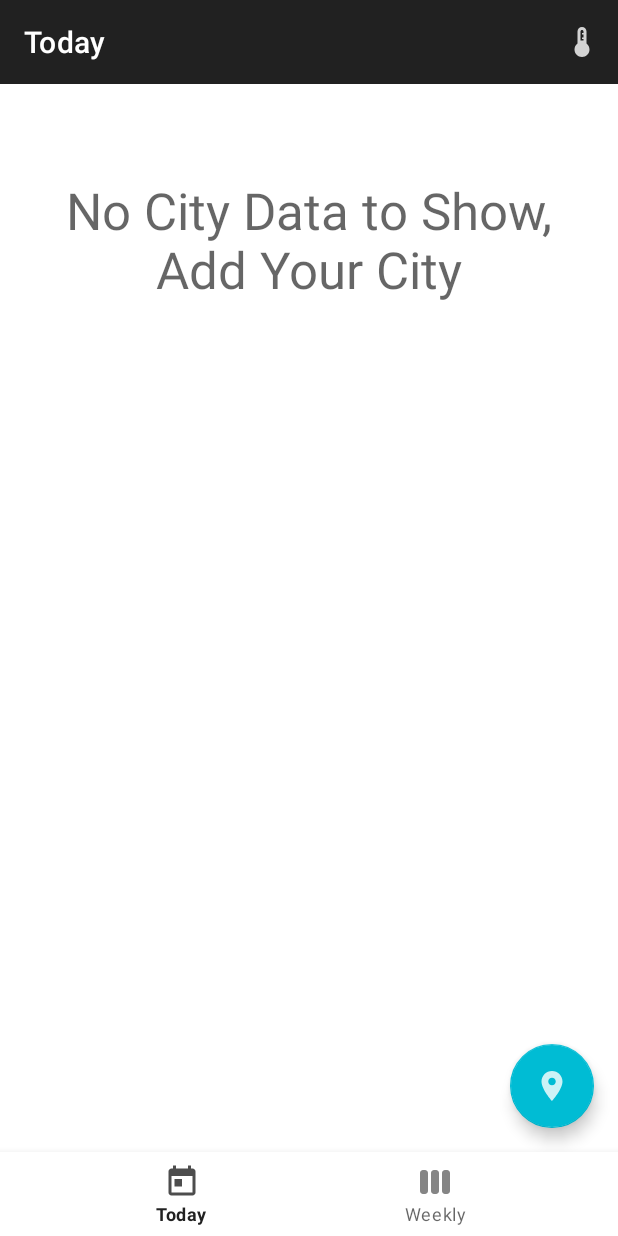
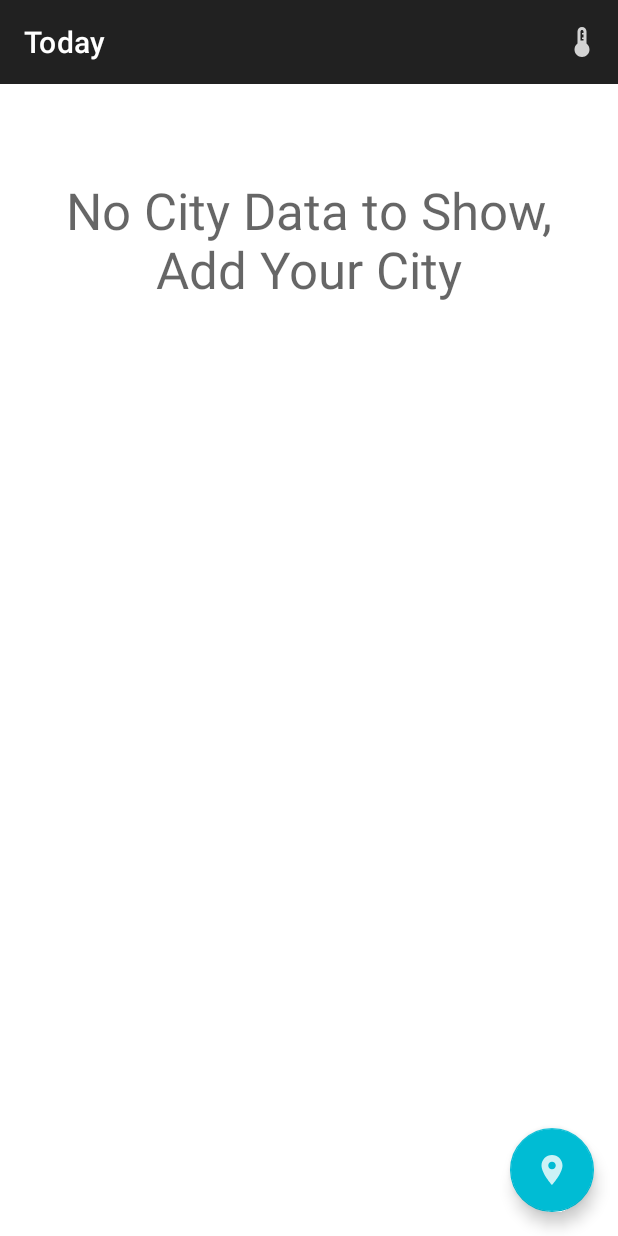
Before and after one commit to MPEROR-9102/Weather-1, an Android app: the screen it shows after launch (MainActivity), on a phone screen of 412 x 824 dp. Run offline under Robolectric (Android 15) with nearby library versions, the phone set to English and light mode, and no system bars; our stand-ins replace navigation-ui; pictures from the network do not load.

Commit message:
Weather-App

```diff
--- a/app/src/main/java/com/example/weather/ForecastRepository.kt
+++ b/app/src/main/java/com/example/weather/ForecastRepository.kt
@@ -41,8 +41,9 @@ class ForecastRepository {
                             response: Response<OneCallForecast>
                         ) {
                             val forecastResponse = response.body()
-                            forecastResponse?.name = currentLocationResponse.name
                             if (forecastResponse != null) {
+                                forecastResponse.name = currentLocationResponse.name
+                                forecastResponse.country = currentLocationResponse.sys.country
                                 _oneCallForecast.value = forecastResponse
                             }
                         }
--- a/app/src/main/java/com/example/weather/MainActivity.kt
+++ b/app/src/main/java/com/example/weather/MainActivity.kt
@@ -24,7 +24,6 @@ class MainActivity : AppCompatActivity() {
         setContentView(view)
 
         binding.toolbar.setupWithNavController(findNavController(R.id.navHostFragment))
-        binding.navBar.setupWithNavController(findNavController(R.id.navHostFragment))
 
         settingsManager = SettingsManager(this)
 
@@ -45,7 +44,7 @@ class MainActivity : AppCompatActivity() {
     }
 
     private fun showTempDisplayDialog() {
-        val toast = Toast.makeText(this, "Unit Updated, Tap Today to Refresh", Toast.LENGTH_LONG)
+        val toast = Toast.makeText(this, "Units will be updated upon app restart", Toast.LENGTH_LONG)
         val builder = AlertDialog.Builder(this)
             .setTitle("Choose Temperature Unit")
             .setMessage("Units to display the current temperature.")
--- a/app/src/main/java/com/example/weather/api/CurrentLocation.kt
+++ b/app/src/main/java/com/example/weather/api/CurrentLocation.kt
@@ -1,8 +1,12 @@
 package com.example.weather.api
 
+import com.squareup.moshi.Json
+
 data class Coordinates(val lat: Double, val lon: Double)
+data class Country(val country: String)
 
 data class CurrentLocation(
     val coord: Coordinates,
-    val name: String
+    val name: String,
+    val sys: Country
 )
--- a/app/src/main/java/com/example/weather/api/OneCallForecast.kt
+++ b/app/src/main/java/com/example/weather/api/OneCallForecast.kt
@@ -44,6 +44,7 @@ data class DailyForecast(
 data class OneCallForecast(
     val timezone: String,
     var name: String,
+    var country: String,
     val current: CurrentWeather,
     val hourly: List<HourlyForecast>,
     val daily: List<DailyForecast>
--- a/app/src/main/java/com/example/weather/currentweather/CurrentWeatherFragment.kt
+++ b/app/src/main/java/com/example/weather/currentweather/CurrentWeatherFragment.kt
@@ -13,11 +13,14 @@ import androidx.cardview.widget.CardView
 import androidx.fragment.app.Fragment
 import androidx.lifecycle.Observer
 import androidx.recyclerview.widget.DividerItemDecoration
+import androidx.recyclerview.widget.GridLayoutManager
 import androidx.recyclerview.widget.LinearLayoutManager
+import androidx.recyclerview.widget.RecyclerView
 import coil.load
 import com.example.weather.*
 import com.example.weather.api.OneCallForecast
 import com.example.weather.databinding.FragmentCurrentWeatherBinding
+import com.example.weather.weeklyforecast.DailyForecastAdapter
 import com.google.android.material.floatingactionbutton.FloatingActionButton
 
 class CurrentWeatherFragment : Fragment() {
@@ -44,8 +47,8 @@ class CurrentWeatherFragment : Fragment() {
         settingsManager = SettingsManager(requireContext())
 
         val hourlyForecastAdapter = HourlyForecastAdapter(settingsManager)
-        binding.hourlyForecastRecyclerView.layoutManager =
-            LinearLayoutManager(requireContext(), LinearLayoutManager.HORIZONTAL, false)
+        binding.hourlyForecastRecyclerView.layoutManager = LinearLayoutManager(requireContext(),
+            LinearLayoutManager.HORIZONTAL, false)
         binding.hourlyForecastRecyclerView.addItemDecoration(
             DividerItemDecoration(
                 requireContext(),
@@ -53,6 +56,13 @@ class CurrentWeatherFragment : Fragment() {
             )
         )
         binding.hourlyForecastRecyclerView.adapter = hourlyForecastAdapter
+
+        binding.dailyForecastRecyclerView.layoutManager = LinearLayoutManager(requireContext(),
+            LinearLayoutManager.HORIZONTAL, false)
+        binding.dailyForecastRecyclerView.addItemDecoration(DividerItemDecoration(requireContext(),
+        DividerItemDecoration.HORIZONTAL))
+        val dailyForecastAdapter = DailyForecastAdapter()
+        binding.dailyForecastRecyclerView.adapter = dailyForecastAdapter
 
         val locationObserver = Observer<Location> { savedLocation ->
             when (savedLocation) {
@@ -73,9 +83,11 @@ class CurrentWeatherFragment : Fragment() {
             binding.hourlyForecastCardView.visibility = CardView.VISIBLE
             binding.sunProgressCardView.visibility = CardView.VISIBLE
             binding.detailsCardView.visibility = CardView.VISIBLE
+            binding.dailyForecastCardView.visibility = CardView.VISIBLE
             binding.openWeatherMapLogo.visibility = ImageView.VISIBLE
 
-            binding.locationTextView.text = oneCallForecast.name
+            binding.locationTextView.text =
+                String.format("%1$1s, %2$1s", oneCallForecast.name, oneCallForecast.country)
             binding.timeTextView.text =
                 formatTime(oneCallForecast.current.date, oneCallForecast.timezone)
             binding.dateTextView.text =
@@ -113,6 +125,9 @@ class CurrentWeatherFragment : Fragment() {
                 String.format("%1$1d hPa", oneCallForecast.current.pressure)
             binding.visibilityTextView.text =
                 String.format("%1$1.1f km", oneCallForecast.current.visibility / 1000.0)
+
+            dailyForecastAdapter.timeZone = oneCallForecast.timezone
+            dailyForecastAdapter.submitList(oneCallForecast.daily)
         }
         forecastRepository.oneCallForecast.observe(viewLifecycleOwner, forecastObserver)
 
--- a/app/src/main/res/layout/activity_main.xml
+++ b/app/src/main/res/layout/activity_main.xml
@@ -34,31 +34,21 @@
         android:layout_width="match_parent"
         android:layout_height="0dp"
         app:defaultNavHost="true"
-        app:layout_constraintBottom_toTopOf="@id/navBar"
         app:layout_constraintEnd_toEndOf="parent"
         app:layout_constraintStart_toStartOf="parent"
         app:layout_constraintTop_toBottomOf="@id/appBarLayout"
+        app:layout_constraintBottom_toBottomOf="parent"
         app:navGraph="@navigation/main_nav" />
 
     <com.google.android.material.floatingactionbutton.FloatingActionButton
         android:id="@+id/currentLocationButton"
         android:layout_width="wrap_content"
         android:layout_height="wrap_content"
-        android:layout_above="@id/navBar"
         android:layout_marginEnd="16dp"
         android:layout_marginBottom="16dp"
         android:contentDescription="@string/contentDesc"
         android:src="@drawable/ic_location"
-        app:layout_constraintBottom_toTopOf="@+id/navBar"
+        app:layout_constraintBottom_toBottomOf="parent"
         app:layout_constraintEnd_toEndOf="parent" />
 
-    <com.google.android.material.bottomnavigation.BottomNavigationView
-        android:id="@+id/navBar"
-        android:layout_width="match_parent"
-        android:layout_height="wrap_content"
-        app:layout_constraintBottom_toBottomOf="parent"
-        app:layout_constraintEnd_toEndOf="parent"
-        app:layout_constraintStart_toStartOf="parent"
-        app:menu="@menu/main_nav" />
-
 </androidx.constraintlayout.widget.ConstraintLayout>
--- a/app/src/main/res/layout/fragment_current_weather.xml
+++ b/app/src/main/res/layout/fragment_current_weather.xml
@@ -413,19 +413,63 @@
 
         </com.google.android.material.card.MaterialCardView>
 
+        <com.google.android.material.card.MaterialCardView
+            android:id="@+id/dailyForecastCardView"
+            android:layout_width="0dp"
+            android:layout_height="wrap_content"
+            android:layout_marginTop="48dp"
+            android:elevation="10dp"
+            android:visibility="gone"
+            app:cardCornerRadius="10dp"
+            app:layout_constraintEnd_toEndOf="parent"
+            app:layout_constraintStart_toStartOf="parent"
+            app:layout_constraintTop_toBottomOf="@id/detailsCardView"
+            app:layout_constraintWidth_percent=".9"
+            tools:visibility="visible">
+
+            <androidx.constraintlayout.widget.ConstraintLayout
+                android:layout_width="match_parent"
+                android:layout_height="match_parent">
+
+                <TextView
+                    android:id="@+id/dailyForecastText"
+                    android:layout_width="wrap_content"
+                    android:layout_height="wrap_content"
+                    android:layout_marginStart="24dp"
+                    android:layout_marginTop="16dp"
+                    android:text="@string/dailyForecastText"
+                    android:textAppearance="@style/TextAppearance.AppCompat.Small"
+                    app:layout_constraintStart_toStartOf="parent"
+                    app:layout_constraintTop_toTopOf="parent" />
+
+                <androidx.recyclerview.widget.RecyclerView
+                    android:id="@+id/dailyForecastRecyclerView"
+                    android:layout_width="match_parent"
+                    android:layout_height="wrap_content"
+                    android:layout_marginTop="16dp"
+                    app:layout_constraintBottom_toBottomOf="parent"
+                    app:layout_constraintEnd_toEndOf="parent"
+                    app:layout_constraintStart_toStartOf="parent"
+                    app:layout_constraintTop_toBottomOf="@id/dailyForecastText"
+                    app:layout_constraintWidth_percent=".9" />
+
+            </androidx.constraintlayout.widget.ConstraintLayout>
+
+        </com.google.android.material.card.MaterialCardView>
+
         <ImageView
             android:id="@+id/openWeatherMapLogo"
             android:layout_width="45dp"
             android:layout_height="15dp"
             android:layout_marginTop="16dp"
-            android:layout_marginBottom="8dp"
+            android:layout_marginBottom="32dp"
             android:contentDescription="@string/contentDesc"
             android:src="@drawable/open_weather_map"
             android:visibility="gone"
             app:layout_constraintBottom_toBottomOf="parent"
             app:layout_constraintEnd_toEndOf="parent"
             app:layout_constraintStart_toStartOf="parent"
-            app:layout_constraintTop_toBottomOf="@id/detailsCardView"
+            app:layout_constraintTop_toBottomOf="@id/dailyForecastCardView"
             tools:visibility="visible" />
 
     </androidx.constraintlayout.widget.ConstraintLayout>
--- a/app/src/main/res/layout/hourly_view_layout.xml
+++ b/app/src/main/res/layout/hourly_view_layout.xml
@@ -2,7 +2,7 @@
 <androidx.constraintlayout.widget.ConstraintLayout xmlns:android="http://schemas.android.com/apk/res/android"
     xmlns:app="http://schemas.android.com/apk/res-auto"
     xmlns:tools="http://schemas.android.com/tools"
-    android:layout_width="100dp"
+    android:layout_width="75dp"
     android:layout_height="122dp">
 
     <TextView
--- a/app/src/main/res/menu/main_nav.xml
+++ /dev/null
@@ -1,17 +0,0 @@
-<?xml version="1.0" encoding="utf-8"?>
-<menu xmlns:android="http://schemas.android.com/apk/res/android"
-    xmlns:app="http://schemas.android.com/apk/res-auto">
-
-    <item
-        android:id="@+id/currentWeatherFragment"
-        android:icon="@drawable/ic_today"
-        android:title="@string/navBarTodayItem"
-        app:showAsAction="ifRoom" />
-
-    <item
-        android:id="@+id/weeklyForecastFragment"
-        android:icon="@drawable/ic_weekly"
-        android:title="@string/navBarWeeklyItem"
-        app:showAsAction="ifRoom" />
-
-</menu>
--- a/app/src/main/res/navigation/main_nav.xml
+++ b/app/src/main/res/navigation/main_nav.xml
@@ -19,9 +19,4 @@
         android:name="com.example.weather.locationentry.LocationEntryFragment"
         android:label="@string/app_name"
         tools:layout="@layout/fragment_location_entry" />
-    <fragment
-        android:id="@+id/weeklyForecastFragment"
-        android:name="com.example.weather.weeklyforecast.WeeklyForecastFragment"
-        android:label="Weekly"
-        tools:layout="@layout/fragment_weekly_forecast" />
 </navigation>
--- a/app/src/main/res/values/strings.xml
+++ b/app/src/main/res/values/strings.xml
@@ -15,4 +15,5 @@
     <string name="pressureText">Pressure</string>
     <string name="visibilityText">Visibility</string>
     <string name="sunProgressText">SUNRISE &amp; SUNSET</string>
+    <string name="dailyForecastText">WEEKLY FORECAST</string>
 </resources>
```
Also changed, not shown: app/src/main/java/com/example/weather/weeklyforecast/WeeklyForecastFragment.kt (deleted, +0 -75 lines), app/src/main/res/layout/daily_view_layout.xml (+2 -21 lines), app/src/main/res/layout/fragment_weekly_forecast.xml (deleted, +0 -46 lines).
